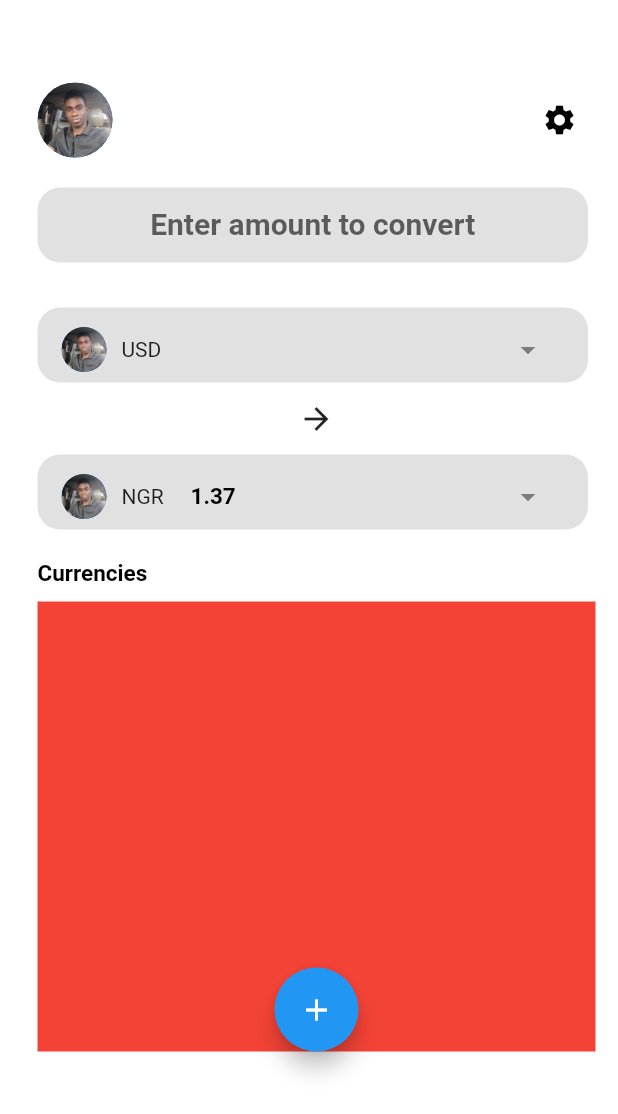
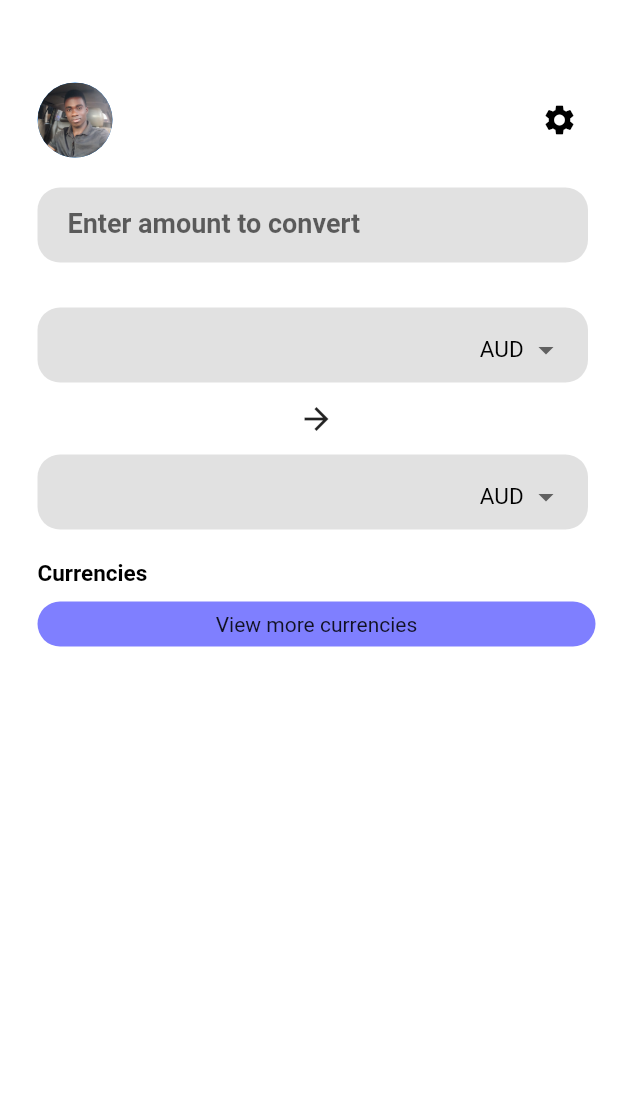
Before and after one commit to OKWOREJIKEJUDE/Exchange-rates, a Flutter app: the screen it shows after launch, on a phone screen of 412 x 824 dp. Shown: the top 1114 px of the screen. Run offline on Flutter 3.47's test engine with Material 2 defaults, Android fonts, the phone set to English and light mode, and no system bars.

Commit message:
changes to first commmit

```diff
--- a/lib/screens/home_page.dart
+++ b/lib/screens/home_page.dart
@@ -14,6 +14,9 @@ class HomePage extends StatefulWidget {
 class _HomePageState extends State<HomePage> {
   String displayNumber = "";
   TextEditingController myController = TextEditingController();
+  String dropdownValue1 = "AUD";
+  String dropdownValue2 = "AUD";
+  List<String> spinnerItems = ['AUD', 'NGR', 'USD', 'EUR', 'YPD', 'CMR', 'UDP'];
 
   @override
   Widget build(BuildContext context) {
@@ -50,6 +53,7 @@ class _HomePageState extends State<HomePage> {
             ),
             Container(
               margin: EdgeInsets.only(right: 5),
+              padding: EdgeInsets.only(left: 20),
               height: 50.0,
               decoration: BoxDecoration(
                 borderRadius: BorderRadius.circular(15.0),
@@ -65,10 +69,10 @@ class _HomePageState extends State<HomePage> {
                   hintText: "Enter amount to convert",
                 ),
                 keyboardType: TextInputType.number,
-                textAlign: TextAlign.center,
+                textAlign: TextAlign.start,
                 style: TextStyle(
                     color: Colors.blue,
-                    fontSize: 20,
+                    fontSize: 18,
                     fontWeight: FontWeight.bold),
               ),
             ),
@@ -77,6 +81,7 @@ class _HomePageState extends State<HomePage> {
             ),
             Container(
               margin: EdgeInsets.only(right: 5),
+              padding: EdgeInsets.only(left: 5),
               height: 50.0,
               decoration: BoxDecoration(
                 borderRadius: BorderRadius.circular(15.0),
@@ -90,42 +95,44 @@ class _HomePageState extends State<HomePage> {
                         ('$displayNumber'),
                         style: TextStyle(
                             color: Colors.black,
-                          fontSize: 15,
+                            fontSize: 18,
                             fontWeight: FontWeight.bold),
                       ),
-                    trailing: IconButton(
-                        onPressed: () {
-                          ScaffoldMessenger.of(context).showSnackBar(SnackBar(
-                              content:
-                                  Text("Select your currency to convert")));
-                        },
-                        icon: Icon(Icons.arrow_drop_down)),
-                    // NB==THERE IS AN OVERFLOW PIXEL ERROW HERE IN LEADING WIDGET THAT MAKES IT NOT TO ALLIGN VERY WELL
-                    leading: Container(
-                      width: 70,
-                      child: Row(
-                        children: [
-                          CircleAvatar(
-                            radius: 15,
-                            backgroundImage:
-                                AssetImage("assets/images/ejykeman.png"),
-                          ),
-                          SizedBox(width: 10),
-                          Text("USD"),
-                        ],
-                      ),
-                    ),
+                      //todo:////////////////FIRST SPINNER DROPDOWN//////////////////////////////////////////////////////
+                      trailing: _builddropdownbutton(dropdownValue1)
+                      // DropdownButton<String>(
+                      //   value: dropdownValue1,
+                      //   icon: Icon(Icons.arrow_drop_down),
+                      //   iconSize: 24,
+                      //   underline: Container(
+                      //     height: 0,
+                      //   ),
+                      //   //elevation: 16,
+                      //   style: TextStyle(color: Colors.black, fontSize: 15),
+                      //   onChanged: (String? datass) {
+                      //     // setState(() {
+                      //     //   dropdownValue1 = datass!;
+                      //     // });
+                      //     if (dropdownValue1 == dropdownValue11) {
+                      //       _onFromChanged(datass);
+                      //     } else {
+                      //       _onToChanged(datass);
+                      //     }
+                      //   },
+                      //   items: spinnerItems
+                      //       .map<DropdownMenuItem<String>>((String value) {
+                      //     return DropdownMenuItem<String>(
+                      //       value: value,
+                      //       child: Text(value),
+                      //     );
+                      //   }).toList(),
+                      // ),
 
-                    // leading: CircleAvatar(
-                    //   radius: 10,
-                    //   backgroundImage:
-                    //       AssetImage("assets/images/ejykeman.png"),
-                    // ),
                       ),
                 ]),
               ),
             ),
-
+            //todo:////////////////ICON BUTTON///////////////////////////////////////////////////////////////////////////
             IconButton(
                 onPressed: () {
                   setState(() {
@@ -136,8 +143,10 @@ class _HomePageState extends State<HomePage> {
             SizedBox(
               width: 20,
             ),
+            //todo:////////////////SECOND SPINNER DROPDOWN//////////////////////////////////////////////////////
             Container(
               margin: EdgeInsets.only(right: 5),
+              padding: EdgeInsets.only(left: 5),
               height: 50.0,
               decoration: BoxDecoration(
                 borderRadius: BorderRadius.circular(15.0),
@@ -148,185 +157,41 @@ class _HomePageState extends State<HomePage> {
                 child: Column(children: [
                   ListTile(
                       title: Text(
-                      "1.37",
+                        (" "),
                         style: TextStyle(
                             color: Colors.black,
-                          fontSize: 15,
+                            fontSize: 18,
                             fontWeight: FontWeight.bold),
                       ),
-                    trailing: IconButton(
-                        onPressed: () {
-                          ScaffoldMessenger.of(context).showSnackBar(SnackBar(
-                              content: Text(
-                                  "Your currency will be converted here")));
-                        },
-                        icon: Icon(Icons.arrow_drop_down)),
-                    // leading: CircleAvatar(
-                    //   radius: 10,
-                    //   backgroundImage: AssetImage("assets/images/ejykeman.png"),
+                      trailing: _builddropdownbutton(dropdownValue2)
+                      // DropdownButton<String>(
+                      //   value: dropdownValue1,
+                      //   icon: Icon(Icons.arrow_drop_down),
+                      //   iconSize: 24,
+                      //   underline: Container(
+                      //     height: 0,
+                      //   ),
+                      //   //elevation: 16,
+                      //   style: TextStyle(color: Colors.black, fontSize: 15),
+                      //   onChanged: (String? data) {
+                      //     setState(() {
+                      //       dropdownValue1 = data!;
+                      //     });
+                      //   },
+                      //   items: spinnerItems
+                      //       .map<DropdownMenuItem<String>>((String value) {
+                      //     return DropdownMenuItem<String>(
+                      //       value: value,
+                      //       child: Text(value),
+                      //     );
+                      //   }).toList(),
                       // ),
-                    leading: Container(
+
                       // NB==THERE IS AN OVERFLOW PIXEL ERROW HERE IN LEADING WIDGET THAT MAKES IT NOT TO ALLIGN VERY WELL
-                      width: 70,
-                      child: Row(
-                        children: [
-                          CircleAvatar(
-                            radius: 15,
-                            backgroundImage:
-                                AssetImage("assets/images/ejykeman.png"),
-                          ),
-                          SizedBox(width: 10),
-                          Text("NGR"),
-                        ],
-                      ),
-                    ),
                       ),
                 ]),
               ),
             ),
-
-            // Container(
-            //   margin: EdgeInsets.only(right: 5),
-            //   height: 50.0,
-            //   decoration: BoxDecoration(
-            //     borderRadius: BorderRadius.circular(15.0),
-            //     color: Color(0xFFc4c4c4).withOpacity(0.5),
-            //   ),
-            //   child: Row(
-            //     mainAxisAlignment:
-            //         MainAxisAlignment.spaceEvenly, //SPACED EVENLY HERE//
-            //     children: [
-            //       //THIS IS WHERE THE CONTAINER THAT WRAPS THE FIRST DROPDOWN STARTED///
-            //       InkWell(
-            //         onTap: () {
-            //           ScaffoldMessenger.of(context).showSnackBar(
-            //               SnackBar(content: Text("Choose your currency")));
-            //         },
-            //         child: Container(
-            //           decoration: BoxDecoration(
-            //             borderRadius: BorderRadius.circular(5.0),
-            //             color: Color(0xFFc4c4c4).withOpacity(0.5),
-            //           ),
-            //           child: Row(
-            //             //mainAxisAlignment: MainAxisAlignment.spaceAround,
-            //             children: [
-            //               CircleAvatar(
-            //                 radius: 10,
-            //                 backgroundImage:
-            //                     AssetImage("assets/images/ejykeman.png"),
-            //               ),
-            //               SizedBox(
-            //                 width: 5,
-            //               ),
-            //               Text("USD",
-            //                   style: TextStyle(
-            //                     fontSize: 10,
-            //                     fontWeight: FontWeight.bold,
-            //                     color: Colors.black,
-            //                   )),
-            //               Padding(
-            //                 padding:
-            //                     const EdgeInsets.only(bottom: 30, right: 30),
-            //                 child: Container(
-            //                   height: 1,
-            //                   width: 1,
-            //                   child: IconButton(
-            //                       onPressed: () {},
-            //                       icon: Icon(
-            //                         Icons.arrow_drop_down,
-            //                         size: 20,
-            //                       )),
-            //                 ),
-            //               ),
-            //             ],
-            //           ),
-            //         ),
-            //       ),
-            //       SizedBox(
-            //         width: 5,
-            //       ),
-
-            //       Text(
-            //         ('$displayNumber'),
-            //         style: TextStyle(
-            //             color: Colors.black,
-            //             fontSize: 15,
-            //             fontWeight: FontWeight.bold),
-            //       ),
-
-            //       SizedBox(
-            //         width: 30,
-            //       ),
-
-            //       IconButton(
-            //           onPressed: () {
-            //             setState(() {
-            //               displayNumber = myController.text;
-            //             });
-            //           },
-            //           icon: Icon(Icons.arrow_forward)),
-            //       SizedBox(
-            //         width: 30,
-            //       ),
-            //       //THIS IS WHERE THE CONTAINER THAT WRAPS THE SECOND DROPDOWN STARTED///
-            //       InkWell(
-            //         onTap: () {
-            //           ScaffoldMessenger.of(context).showSnackBar(
-            //               SnackBar(content: Text("Choose your currency")));
-            //         },
-            //         child: Container(
-            //           // height: 10,
-            //           // width: 10,
-            //           decoration: BoxDecoration(
-            //             borderRadius: BorderRadius.circular(5.0),
-            //             color: Color(0xFFc4c4c4).withOpacity(0.5),
-            //           ),
-            //           child: Row(
-            //             //mainAxisAlignment: MainAxisAlignment.spaceAround,
-            //             children: [
-            //               CircleAvatar(
-            //                 radius: 10,
-            //                 backgroundImage:
-            //                     AssetImage("assets/images/ejykeman.png"),
-            //               ),
-            //               SizedBox(
-            //                 width: 5,
-            //               ),
-            //               Text("NGR",
-            //                   style: TextStyle(
-            //                     fontSize: 10,
-            //                     fontWeight: FontWeight.bold,
-            //                     color: Colors.black,
-            //                   )),
-            //               Padding(
-            //                 padding:
-            //                     const EdgeInsets.only(bottom: 30, right: 30),
-            //                 child: Container(
-            //                   height: 1,
-            //                   width: 1,
-            //                   child: IconButton(
-            //                       onPressed: () {},
-            //                       icon: Icon(
-            //                         Icons.arrow_drop_down,
-            //                         size: 20,
-            //                       )),
-            //                 ),
-            //               ),
-            //             ],
-            //           ),
-            //         ),
-            //       ),
-
-            //       Text(
-            //         "1.37",
-            //         style: TextStyle(
-            //             color: Colors.black,
-            //             fontSize: 15,
-            //             fontWeight: FontWeight.bold),
-            //       ),
-            //     ],
-            //   ),
-            // ),
             SizedBox(
               height: 20,
             ),
@@ -344,50 +209,15 @@ class _HomePageState extends State<HomePage> {
             SizedBox(
               height: 10,
             ),
-
-            // THIS IS WHERE MY GRIDVIEW ITEMS IS SHOWING IN THREE PER ROW//
-            // Container(
-            //   //height: double.minPositive,
-            //   width: double.infinity,
-            //   child: MyGridView(),
-            // ),
-            // Container(
-            //   height: 300,
-            //   width: double.infinity,
-            //   child: MyGridView(),
-
-            //   // _myGrid();
-            // ),
-            // Stack(
-            //   children: <Widget>[
-            //     Container(
-            //       alignment: Alignment.bottomCenter,
-            //       height: 35.0,
-            //       width: 120,
-            //       decoration: BoxDecoration(
-            //         borderRadius: BorderRadius.circular(15.0),
-            //         color: Color(0xFFc4c4c4).withOpacity(0.5),
-            //       ),
-            //       child: Center(
-            //           child: Text(
-            //         "view more currencies",
-            //         style: TextStyle(color: Colors.black, fontSize: 10),
-            //       )),
-            //     ),
-            //   ],
-            // ),
-            Container(
-              height: 300,
-              width: double.infinity,
-              color: Colors.red,
-              child: Stack(
-                children: <Widget>[
             Align(
               alignment: Alignment.bottomCenter,
-                    child: FloatingActionButton(
-                        child: Icon(Icons.add), onPressed: () {}),
-                  )
-                ],
+              child: Container(
+                height: 30.0,
+                decoration: BoxDecoration(
+                  borderRadius: BorderRadius.circular(15.0),
+                  color: Color(0xff0000FF).withOpacity(0.5),
+                ),
+                child: Center(child: Text("View more currencies")),
               ),
             ),
           ],
@@ -395,8 +225,34 @@ class _HomePageState extends State<HomePage> {
       ),
     );
   }
+
+  Widget _builddropdownbutton(String currencyCategory) {
+    return DropdownButton<String>(
+      value: currencyCategory,
+      icon: Icon(Icons.arrow_drop_down),
+      iconSize: 24,
+      underline: Container(
+        height: 0,
+      ),
+      //elevation: 16,
+      style: TextStyle(color: Colors.black, fontSize: 15),
+      onChanged: (String? datass) {
+        if (dropdownValue1 == currencyCategory) {
+          setState(() {
+            dropdownValue1 = datass!;
+          });
+        } else {
+          setState(() {
+            dropdownValue2 = datass!;
+          });
         }
-
-void _myGrid() {
-  MyGridView();
+      },
+      items: spinnerItems.map<DropdownMenuItem<String>>((String value) {
+        return DropdownMenuItem<String>(
+          value: value,
+          child: Text(value),
+        );
+      }).toList(),
+    );
   }
+}
--- a/lib/services/api_services.dart
+++ b/lib/services/api_services.dart
@@ -1,12 +1,16 @@
 // ignore_for_file: file_names
 import 'dart:convert';
+import 'package:exchange_rate/utils/key.dart';
 import 'package:http/http.dart' as http;
 
 class ApiService {
   //   GET REQUEST
 
   Future getAllPostss() async {
-    final allProductUrl = Uri.parse("https://fakestoreapi.com/products");
+    final allProductUrl = Uri.parse(
+        //'https://openexchangerates.org/api/latest.json?base=USD&app_id=' + key);
+        "https://api.exchangeratesapi.io/latest");
+    //"https://openexchangerates.org/api/latest");
     final responses = await http.get(allProductUrl);
     print(responses.statusCode);
     print(responses.body);
--- /dev/null
+++ b/lib/utils/key.dart
@@ -0,0 +1 @@
+const String key = 'b468b5c301764177baaa2bb72a05f248';
--- a/pubspec.yaml
+++ b/pubspec.yaml
@@ -35,6 +35,7 @@ dependencies:
   # Use with the CupertinoIcons class for iOS style icons.
   cupertino_icons: ^1.0.2
   http: ^0.13.4
+  flutter_spinkit: ^5.1.0
 
 dev_dependencies:
   flutter_test:
```
Also changed, not shown: pubspec.lock. Lines whose indentation alone changed are shown as unchanged.
